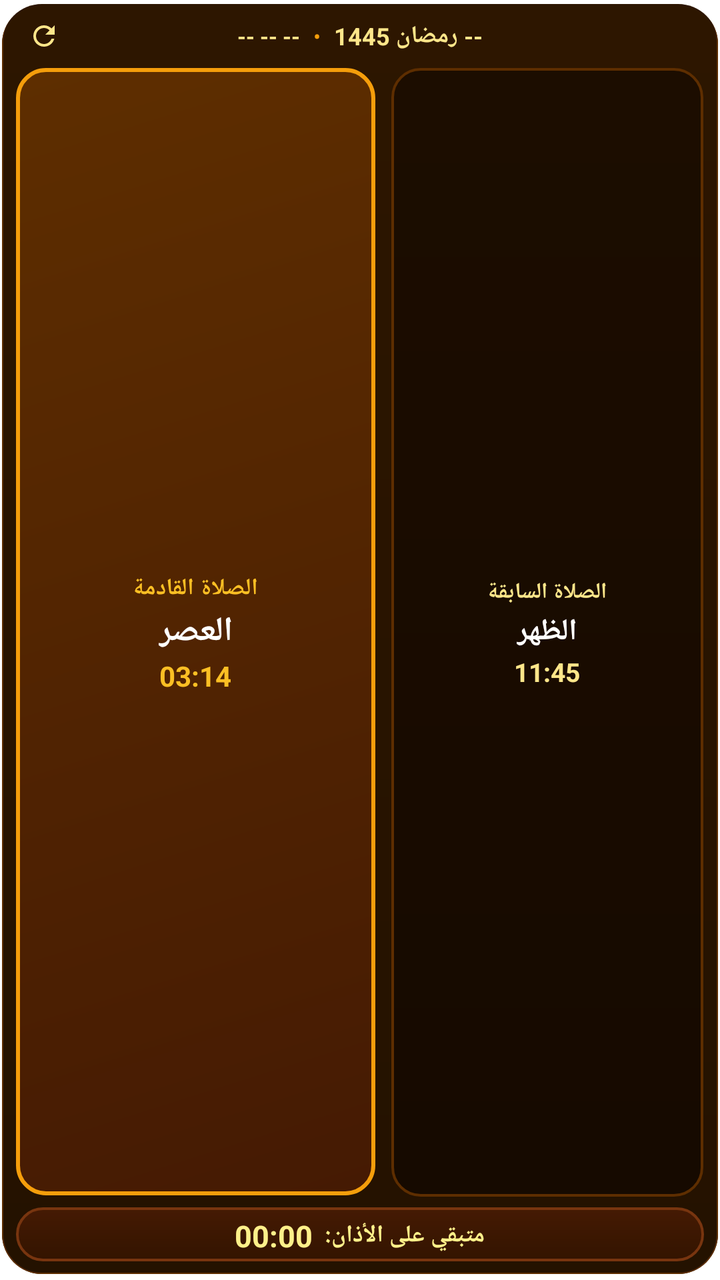
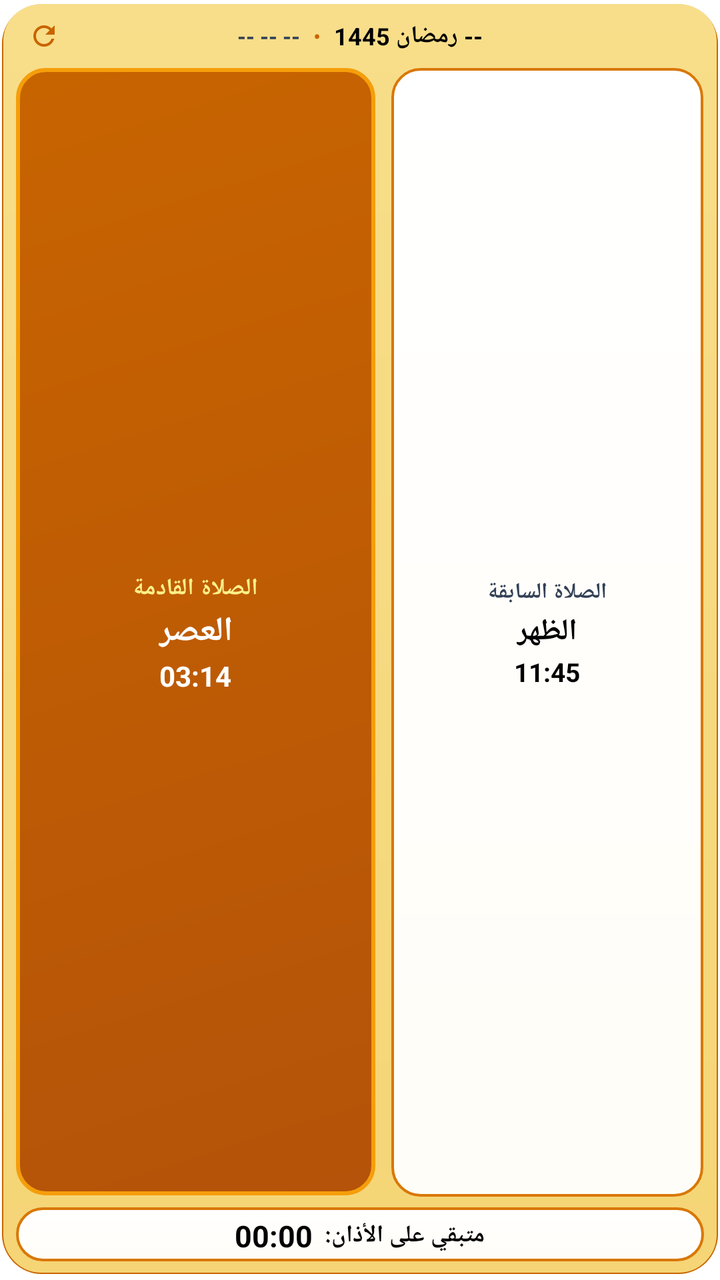

The first picture is an Android layout as it rendered before a commit; the second is the same layout after the commit. The layout source and the unified diff follow.
<!-- AndroidManifest.xml: application theme AppTheme.NoActionBar -->
<!-- res/layout/prayer_widget_compact.xml -->
<?xml version="1.0" encoding="utf-8"?>
<LinearLayout xmlns:android="http://schemas.android.com/apk/res/android"
    android:id="@+id/widget_root"
    android:layout_width="match_parent"
    android:layout_height="match_parent"
    android:orientation="vertical"
    android:layoutDirection="rtl"
    android:background="@drawable/widget_compact_bg"
    android:clipToOutline="true"
    android:padding="8dp">

    
    <LinearLayout
        android:id="@+id/compact_header_row"
        android:layout_width="match_parent"
        android:layout_height="wrap_content"
        android:orientation="horizontal"
        android:gravity="center_vertical"
        android:paddingStart="4dp"
        android:paddingEnd="4dp"
        android:paddingBottom="4dp">

        <ImageView
            android:id="@+id/widget_app_icon"
            android:layout_width="20dp"
            android:layout_height="20dp"
            android:src="@mipmap/ic_launcher"
            android:contentDescription="App Icon" />

        <LinearLayout
            android:id="@+id/compact_date_container"
            android:layout_width="0dp"
            android:layout_weight="1"
            android:layout_height="wrap_content"
            android:orientation="horizontal"
            android:gravity="center"
            android:layout_marginStart="6dp"
            android:layout_marginEnd="6dp">

            <TextView
                android:id="@+id/compact_hijri_date"
                android:layout_width="wrap_content"
                android:layout_height="wrap_content"
                android:text="-- رمضان 1445"
                android:textColor="#FDE68A"
                android:textSize="12sp"
                android:textStyle="bold"
                android:singleLine="true" />

            <TextView
                android:id="@+id/compact_date_sep"
                android:layout_width="wrap_content"
                android:layout_height="wrap_content"
                android:text=" • "
                android:textColor="#F59E0B"
                android:textSize="11sp"
                android:layout_marginStart="4dp"
                android:layout_marginEnd="4dp" />

            <TextView
                android:id="@+id/compact_gregorian_date"
                android:layout_width="wrap_content"
                android:layout_height="wrap_content"
                android:text="-- -- --"
                android:textColor="#FDE68A"
                android:textSize="11sp"
                android:textStyle="bold"
                android:singleLine="true" />
        </LinearLayout>

        <ImageView
            android:id="@+id/widget_btn_refresh"
            android:layout_width="20dp"
            android:layout_height="20dp"
            android:src="@drawable/ic_widget_refresh"
            android:tint="#FDE68A"
            android:padding="2dp"
            android:contentDescription="Refresh" />
    </LinearLayout>

    
    <LinearLayout
        android:id="@+id/compact_cards_row"
        android:layout_width="match_parent"
        android:layout_height="0dp"
        android:layout_weight="1"
        android:orientation="horizontal"
        android:gravity="center"
        android:baselineAligned="false"
        android:paddingTop="2dp"
        android:paddingBottom="4dp">

        
        <LinearLayout
            android:id="@+id/compact_prev_card"
            android:layout_width="0dp"
            android:layout_weight="1"
            android:layout_height="match_parent"
            android:orientation="vertical"
            android:gravity="center"
            android:background="@drawable/widget_compact_prev_card"
            android:padding="6dp"
            android:layout_marginEnd="4dp">

            <TextView
                android:id="@+id/compact_prev_label"
                android:layout_width="wrap_content"
                android:layout_height="wrap_content"
                android:text="الصلاة السابقة"
                android:textColor="#FDE68A"
                android:textSize="11sp"
                android:textStyle="bold" />

            <TextView
                android:id="@+id/compact_prev_name"
                android:layout_width="wrap_content"
                android:layout_height="wrap_content"
                android:text="الظهر"
                android:textColor="#FFFFFF"
                android:textSize="15sp"
                android:textStyle="bold"
                android:layout_marginTop="2dp" />

            <TextView
                android:id="@+id/compact_prev_time"
                android:layout_width="wrap_content"
                android:layout_height="wrap_content"
                android:text="11:45"
                android:textColor="#FDE68A"
                android:textSize="13sp"
                android:textStyle="bold"
                android:layout_marginTop="1dp" />
        </LinearLayout>

        
        <LinearLayout
            android:id="@+id/compact_next_card"
            android:layout_width="0dp"
            android:layout_weight="1.15"
            android:layout_height="match_parent"
            android:orientation="vertical"
            android:gravity="center"
            android:background="@drawable/widget_compact_next_card"
            android:padding="6dp"
            android:layout_marginStart="4dp">

            <TextView
                android:id="@+id/compact_next_label"
                android:layout_width="wrap_content"
                android:layout_height="wrap_content"
                android:text="الصلاة القادمة"
                android:textColor="#FBBF24"
                android:textSize="11.5sp"
                android:textStyle="bold" />

            <TextView
                android:id="@+id/compact_next_name"
                android:layout_width="wrap_content"
                android:layout_height="wrap_content"
                android:text="العصر"
                android:textColor="#FFFFFF"
                android:textSize="17sp"
                android:textStyle="bold"
                android:layout_marginTop="2dp" />

            <TextView
                android:id="@+id/compact_next_time"
                android:layout_width="wrap_content"
                android:layout_height="wrap_content"
                android:text="03:14"
                android:textColor="#FBBF24"
                android:textSize="14sp"
                android:textStyle="bold"
                android:layout_marginTop="1dp" />
        </LinearLayout>
    </LinearLayout>

    
    <LinearLayout
        android:id="@+id/compact_countdown_card"
        android:layout_width="match_parent"
        android:layout_height="wrap_content"
        android:orientation="horizontal"
        android:gravity="center"
        android:background="@drawable/widget_countdown_ribbon"
        android:paddingTop="4dp"
        android:paddingBottom="4dp"
        android:paddingStart="12dp"
        android:paddingEnd="12dp">

        <TextView
            android:id="@+id/compact_remaining_label"
            android:layout_width="wrap_content"
            android:layout_height="wrap_content"
            android:text="متبقي على الأذان:"
            android:textColor="#FEF08A"
            android:textSize="12sp"
            android:textStyle="bold"
            android:layout_marginEnd="6dp" />

        <Chronometer
            android:id="@+id/compact_chronometer"
            android:layout_width="wrap_content"
            android:layout_height="wrap_content"
            android:textColor="#FEF08A"
            android:textSize="15sp"
            android:textStyle="bold"
            android:countDown="true" />

        <TextView
            android:id="@+id/compact_remaining_en"
            android:layout_width="wrap_content"
            android:layout_height="wrap_content"
            android:textColor="#FEF08A"
            android:textSize="15sp"
            android:textStyle="bold"
            android:visibility="gone" />
    </LinearLayout>
</LinearLayout>
<!-- resources referenced by this layout -->
<resources>
  <!-- drawable ic_widget_refresh (drawable) -->
  <vector xmlns:android="http://schemas.android.com/apk/res/android"
      android:width="24dp"
      android:height="24dp"
      android:viewportWidth="24"
      android:viewportHeight="24">
    <path
        android:fillColor="#7c3aed"
        android:pathData="M17.65,6.35C16.2,4.9 14.21,4 12,4c-4.42,0 -7.99,3.58 -7.99,8s3.57,8 7.99,8c3.73,0 6.84,-2.55 7.73,-6h-2.08c-0.82,2.33 -3.04,4 -5.65,4 -3.31,0 -6,-2.69 -6,-6s2.69,-6 6,-6c1.66,0 3.14,0.69 4.22,1.78L13,11h7V4l-2.35,2.35z"/>
  </vector>
  <!-- drawable widget_compact_bg (drawable) -->
  <?xml version="1.0" encoding="utf-8"?>
  <layer-list xmlns:android="http://schemas.android.com/apk/res/android">
      
      <item android:top="2dp" android:left="1dp" android:right="1dp" android:bottom="3dp">
          <shape>
              <solid android:color="#40000000" />
              <corners android:radius="20dp" />
          </shape>
      </item>
      
      <item android:bottom="2dp">
          <shape>
              <gradient
                  android:angle="90"
                  android:startColor="#241200"
                  android:endColor="#2D1600" />
              <corners android:radius="20dp" />
              <stroke android:width="1.5dp" android:color="#5E2E00" />
          </shape>
      </item>
  </layer-list>
  <!-- drawable widget_compact_next_card (drawable) -->
  <?xml version="1.0" encoding="utf-8"?>
  <layer-list xmlns:android="http://schemas.android.com/apk/res/android">
      
      <item android:top="2dp" android:left="1dp" android:right="1dp" android:bottom="3dp">
          <shape>
              <solid android:color="#40F59E0B" />
              <corners android:radius="14dp" />
          </shape>
      </item>
      
      <item android:bottom="2dp">
          <shape>
              <gradient
                  android:angle="135"
                  android:startColor="#451A03"
                  android:endColor="#5E2E00" />
              <corners android:radius="14dp" />
              <stroke android:width="2dp" android:color="#F59E0B" />
          </shape>
      </item>
  </layer-list>
  <!-- drawable widget_compact_prev_card (drawable) -->
  <?xml version="1.0" encoding="utf-8"?>
  <layer-list xmlns:android="http://schemas.android.com/apk/res/android">
      
      <item android:top="1dp" android:left="1dp" android:right="1dp" android:bottom="2dp">
          <shape>
              <solid android:color="#20000000" />
              <corners android:radius="14dp" />
          </shape>
      </item>
      
      <item android:bottom="1.5dp">
          <shape>
              <gradient
                  android:angle="90"
                  android:startColor="#160A00"
                  android:endColor="#1C0D00" />
              <corners android:radius="14dp" />
              <stroke android:width="1.2dp" android:color="#5E2E00" />
          </shape>
      </item>
  </layer-list>
  <!-- drawable widget_countdown_ribbon (drawable) -->
  <?xml version="1.0" encoding="utf-8"?>
  <layer-list xmlns:android="http://schemas.android.com/apk/res/android">
      
      <item android:top="1dp" android:left="1dp" android:right="1dp" android:bottom="2dp">
          <shape>
              <solid android:color="#20000000" />
              <corners android:radius="14dp" />
          </shape>
      </item>
      
      <item android:bottom="1.5dp">
          <shape>
              <gradient
                  android:angle="90"
                  android:startColor="#331400"
                  android:endColor="#451A03" />
              <corners android:radius="14dp" />
              <stroke android:width="1.2dp" android:color="#78350F" />
          </shape>
      </item>
  </layer-list>
  <!-- mipmap ic_launcher (mipmap-anydpi-v26) -->
  <?xml version="1.0" encoding="utf-8"?>
  <adaptive-icon xmlns:android="http://schemas.android.com/apk/res/android">
      <background android:drawable="@color/ic_launcher_background" />
      <foreground android:drawable="@mipmap/ic_launcher_foreground" />
  </adaptive-icon>
  <color name="ic_launcher_background">#FFFFFF</color>
</resources>

<!-- the commit's change to res/layout/prayer_widget_compact.xml (unified diff, before → after) -->
@@ -42,7 +42,7 @@
                 android:layout_width="wrap_content"
                 android:layout_height="wrap_content"
                 android:text="-- رمضان 1445"
-                android:textColor="#FDE68A"
+                android:textColor="#000000"
                 android:textSize="12sp"
                 android:textStyle="bold"
                 android:singleLine="true" />
@@ -52,7 +52,7 @@
                 android:layout_width="wrap_content"
                 android:layout_height="wrap_content"
                 android:text=" • "
-                android:textColor="#F59E0B"
+                android:textColor="#C86400"
                 android:textSize="11sp"
                 android:layout_marginStart="4dp"
                 android:layout_marginEnd="4dp" />
@@ -62,7 +62,7 @@
                 android:layout_width="wrap_content"
                 android:layout_height="wrap_content"
                 android:text="-- -- --"
-                android:textColor="#FDE68A"
+                android:textColor="#334155"
                 android:textSize="11sp"
                 android:textStyle="bold"
                 android:singleLine="true" />
@@ -73,7 +73,7 @@
             android:layout_width="20dp"
             android:layout_height="20dp"
             android:src="@drawable/ic_widget_refresh"
-            android:tint="#FDE68A"
+            android:tint="#C86400"
             android:padding="2dp"
             android:contentDescription="Refresh" />
     </LinearLayout>
@@ -107,7 +107,7 @@
                 android:layout_width="wrap_content"
                 android:layout_height="wrap_content"
                 android:text="الصلاة السابقة"
-                android:textColor="#FDE68A"
+                android:textColor="#334155"
                 android:textSize="11sp"
                 android:textStyle="bold" />
 
@@ -116,7 +116,7 @@
                 android:layout_width="wrap_content"
                 android:layout_height="wrap_content"
                 android:text="الظهر"
-                android:textColor="#FFFFFF"
+                android:textColor="#000000"
                 android:textSize="15sp"
                 android:textStyle="bold"
                 android:layout_marginTop="2dp" />
@@ -126,7 +126,7 @@
                 android:layout_width="wrap_content"
                 android:layout_height="wrap_content"
                 android:text="11:45"
-                android:textColor="#FDE68A"
+                android:textColor="#000000"
                 android:textSize="13sp"
                 android:textStyle="bold"
                 android:layout_marginTop="1dp" />
@@ -149,7 +149,7 @@
                 android:layout_width="wrap_content"
                 android:layout_height="wrap_content"
                 android:text="الصلاة القادمة"
-                android:textColor="#FBBF24"
+                android:textColor="#FEF08A"
                 android:textSize="11.5sp"
                 android:textStyle="bold" />
 
@@ -168,7 +168,7 @@
                 android:layout_width="wrap_content"
                 android:layout_height="wrap_content"
                 android:text="03:14"
-                android:textColor="#FBBF24"
+                android:textColor="#FFFFFF"
                 android:textSize="14sp"
                 android:textStyle="bold"
                 android:layout_marginTop="1dp" />
@@ -193,7 +193,7 @@
             android:layout_width="wrap_content"
             android:layout_height="wrap_content"
             android:text="متبقي على الأذان:"
-            android:textColor="#FEF08A"
+            android:textColor="#000000"
             android:textSize="12sp"
             android:textStyle="bold"
             android:layout_marginEnd="6dp" />
@@ -202,7 +202,7 @@
             android:id="@+id/compact_chronometer"
             android:layout_width="wrap_content"
             android:layout_height="wrap_content"
-            android:textColor="#FEF08A"
+            android:textColor="#000000"
             android:textSize="15sp"
             android:textStyle="bold"
             android:countDown="true" />
@@ -211,7 +211,7 @@
             android:id="@+id/compact_remaining_en"
             android:layout_width="wrap_content"
             android:layout_height="wrap_content"
-            android:textColor="#FEF08A"
+            android:textColor="#000000"
             android:textSize="15sp"
             android:textStyle="bold"
             android:visibility="gone" />
<!-- resource entries referenced after the edit -->
@@ -25,10 +25,10 @@
           <shape>
               <gradient
                   android:angle="90"
-                  android:startColor="#241200"
-                  android:endColor="#2D1600" />
+                  android:startColor="#F5D576"
+                  android:endColor="#F8DE8A" />
               <corners android:radius="20dp" />
-              <stroke android:width="1.5dp" android:color="#5E2E00" />
+              <stroke android:width="1.5dp" android:color="#C86400" />
           </shape>
       </item>
   </layer-list>
@@ -47,8 +47,8 @@
           <shape>
               <gradient
                   android:angle="135"
-                  android:startColor="#451A03"
-                  android:endColor="#5E2E00" />
+                  android:startColor="#B45309"
+                  android:endColor="#C86400" />
               <corners android:radius="14dp" />
               <stroke android:width="2dp" android:color="#F59E0B" />
           </shape>
@@ -69,10 +69,10 @@
           <shape>
               <gradient
                   android:angle="90"
-                  android:startColor="#160A00"
-                  android:endColor="#1C0D00" />
+                  android:startColor="#FFFDF7"
+                  android:endColor="#FFFFFF" />
               <corners android:radius="14dp" />
-              <stroke android:width="1.2dp" android:color="#5E2E00" />
+              <stroke android:width="1.2dp" android:color="#D97706" />
           </shape>
       </item>
   </layer-list>
@@ -91,10 +91,10 @@
           <shape>
               <gradient
                   android:angle="90"
-                  android:startColor="#331400"
-                  android:endColor="#451A03" />
+                  android:startColor="#FFFDF7"
+                  android:endColor="#FFFFFF" />
               <corners android:radius="14dp" />
-              <stroke android:width="1.2dp" android:color="#78350F" />
+              <stroke android:width="1.2dp" android:color="#D97706" />
           </shape>
       </item>
   </layer-list>
